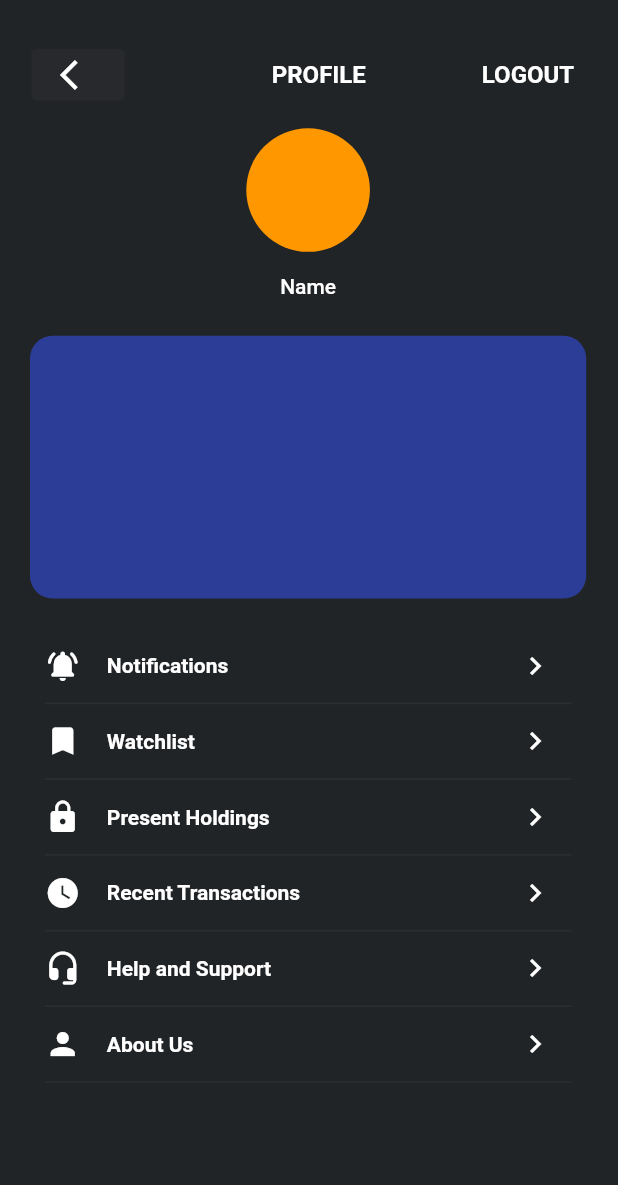
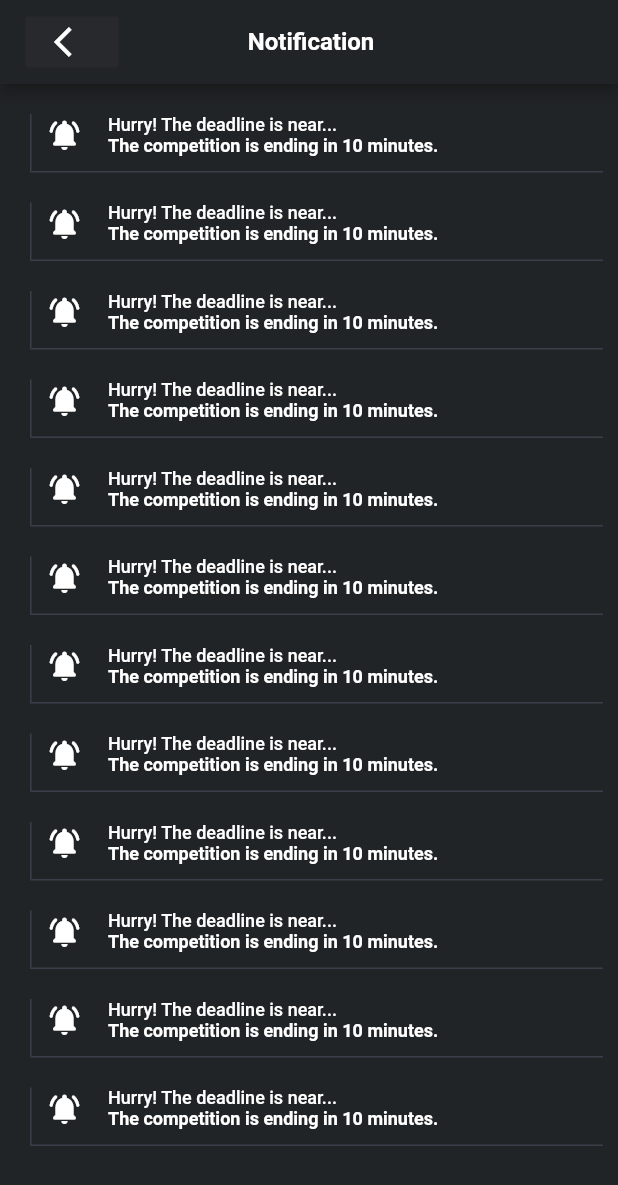
Before and after one commit to gautamshubhang/sms, a Flutter app: the screen it shows after launch, on a phone screen of 412 x 824 dp. Shown: the top 1185 px of the screen. Run offline on Flutter 3.47's test engine with Material 2 defaults, Android fonts, the phone set to English and light mode, and no system bars; Roboto replaces fonts that are missing (Montserrat).

Commit message:
second commit

```diff
--- a/lib/main.dart
+++ b/lib/main.dart
@@ -1,5 +1,7 @@
 import 'package:flutter/material.dart';
+import 'package:sms/watchlist.dart';
 import 'profile.dart';
+import 'notification.dart';
 
 void main() {
   runApp(MyApp());
@@ -12,7 +14,7 @@ class MyApp extends StatelessWidget {
   Widget build(BuildContext context) {
     return MaterialApp(
       theme: ThemeData(fontFamily: 'Montserrat',),
-      home: profile(),
+      home: notification(),
     );
   }
 }
--- /dev/null
+++ b/lib/notification.dart
@@ -0,0 +1,88 @@
+import 'package:flutter/material.dart';
+
+class notification extends StatefulWidget {
+  const notification({Key? key}) : super(key: key);
+
+  @override
+  State<notification> createState() => _notificationState();
+}
+
+class _notificationState extends State<notification> {
+  @override
+  Widget build(BuildContext context) {
+    return Scaffold(
+      backgroundColor: Color.fromRGBO(33, 36, 38, 1.0),
+      appBar: AppBar(
+        backgroundColor: Color.fromRGBO(33, 36, 38, 1.0),
+        centerTitle: true,
+        title: Container(
+          child: Row(
+            mainAxisAlignment: MainAxisAlignment.center,
+            crossAxisAlignment: CrossAxisAlignment.center,
+            children: [
+              OutlinedButton(onPressed: (){}, child: Icon(Icons.arrow_back_ios,color: Colors.white),style: ButtonStyle(fixedSize: MaterialStatePropertyAll(Size.fromWidth(28.0)),backgroundColor: MaterialStatePropertyAll(Color.fromRGBO(53, 54, 58, 0.3))),),
+              Spacer(),
+              Text('   Notification',style: TextStyle(color: Colors.white,fontSize: 16.0,fontWeight: FontWeight.w600)),
+              Spacer(),
+              Spacer(),
+            ],
+          ),
+        ),
+      ),
+      body: ListView(
+        children: [
+          note(),
+          note(),
+          note(),
+          note(),
+          note(),
+          note(),
+          note(),
+          note(),
+          note(),
+          note(),
+          note(),
+          note(),
+        ],
+      ),
+    );
+  }
+}
+
+
+
+class note extends StatefulWidget {
+  const note({Key? key}) : super(key: key);
+
+  @override
+  State<note> createState() => _noteState();
+}
+
+class _noteState extends State<note> {
+  @override
+  Widget build(BuildContext context) {
+    return Padding(
+      padding: const EdgeInsets.fromLTRB(20.0, 20.0, 10.0, 0.0),
+      child: Container(
+        decoration: BoxDecoration(border: Border(left: BorderSide(color: Color.fromRGBO(63, 68, 82, 0.8)),bottom: BorderSide(color: Color.fromRGBO(63, 68, 82, 0.8))),),
+        padding: const EdgeInsets.fromLTRB(10.0, 0.0, 0.0, 10.0),
+        child: Row(
+          children: [
+            Icon(Icons.notifications_active_rounded,color: Colors.white,),
+            Padding(
+              padding: const EdgeInsets.only(left: 17.0),
+              child: Column(
+                crossAxisAlignment: CrossAxisAlignment.start,
+                children: [
+                  Text('Hurry! The deadline is near...',style: TextStyle(color: Colors.white,fontSize: 12.0,fontWeight: FontWeight.w500)),
+                  Text('The competition is ending in 10 minutes.',style: TextStyle(color: Colors.white,fontSize: 12.0,fontWeight: FontWeight.w600)),
+                ],
+              ),
+            ),
+
+          ],
+        ),
+      ),
+    );
+  }
+}
--- a/lib/profile.dart
+++ b/lib/profile.dart
@@ -28,7 +28,7 @@ class _profileState extends State<profile> {
               children: [
                 OutlinedButton(onPressed: (){}, child: Icon(Icons.arrow_back_ios,color: Colors.white),style: ButtonStyle(fixedSize: MaterialStatePropertyAll(Size.fromWidth(28.0)),backgroundColor: MaterialStatePropertyAll(Color.fromRGBO(53, 54, 58, 0.3))),),
                 Spacer(),
-                Text('       PROFILE',style: TextStyle(color: Colors.white,fontSize: 16.0,fontWeight: FontWeight.w600)),
+                Text('    Profile',style: TextStyle(color: Colors.white,fontSize: 16.0,fontWeight: FontWeight.w600)),
                 Spacer(),
                 TextButton(onPressed: (){}, child: Text('LOGOUT',style: TextStyle(color: Colors.white,fontSize: 16.0,fontWeight: FontWeight.w600))),
               ],
--- a/pubspec.yaml
+++ b/pubspec.yaml
@@ -60,7 +60,8 @@ flutter:
   uses-material-design: true
 
   # To add assets to your application, add an assets section, like this:
-  #assets:
+  assets:
+    - assets/Icon.jpg
 
 
   # An image asset can refer to one or more resolution-specific "variants", see
```
Also changed, not shown: lib/watchlist.dart (+72 -1 lines), assets/Icon(1).png (deleted), assets/Icon.jpg (added).
